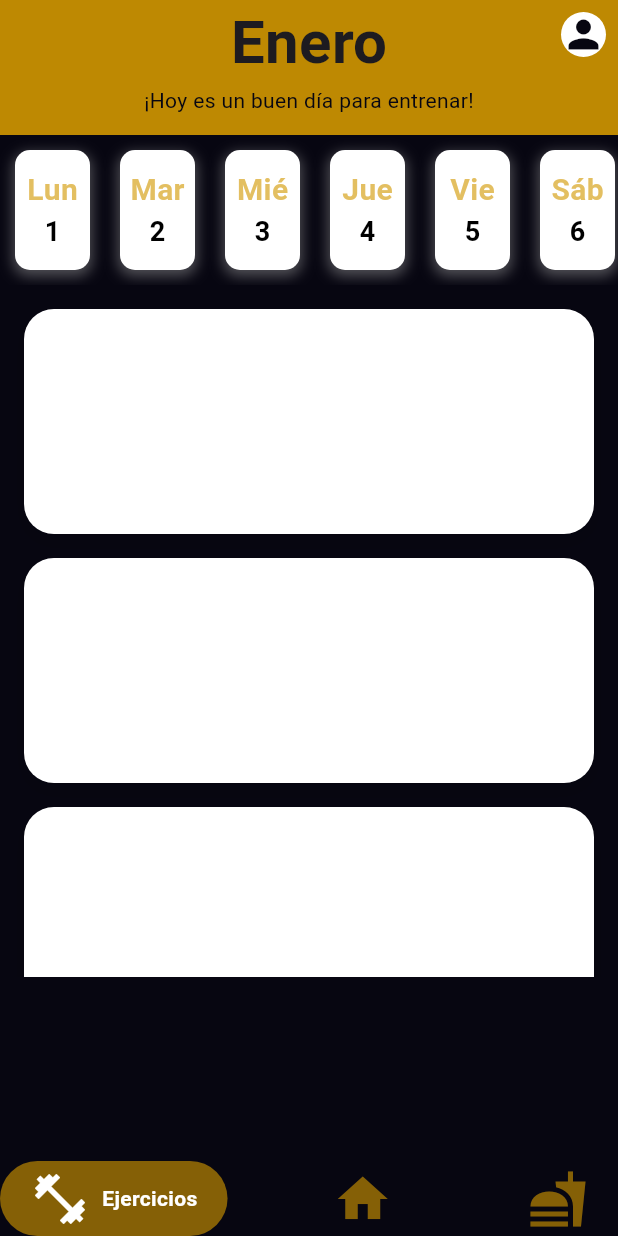
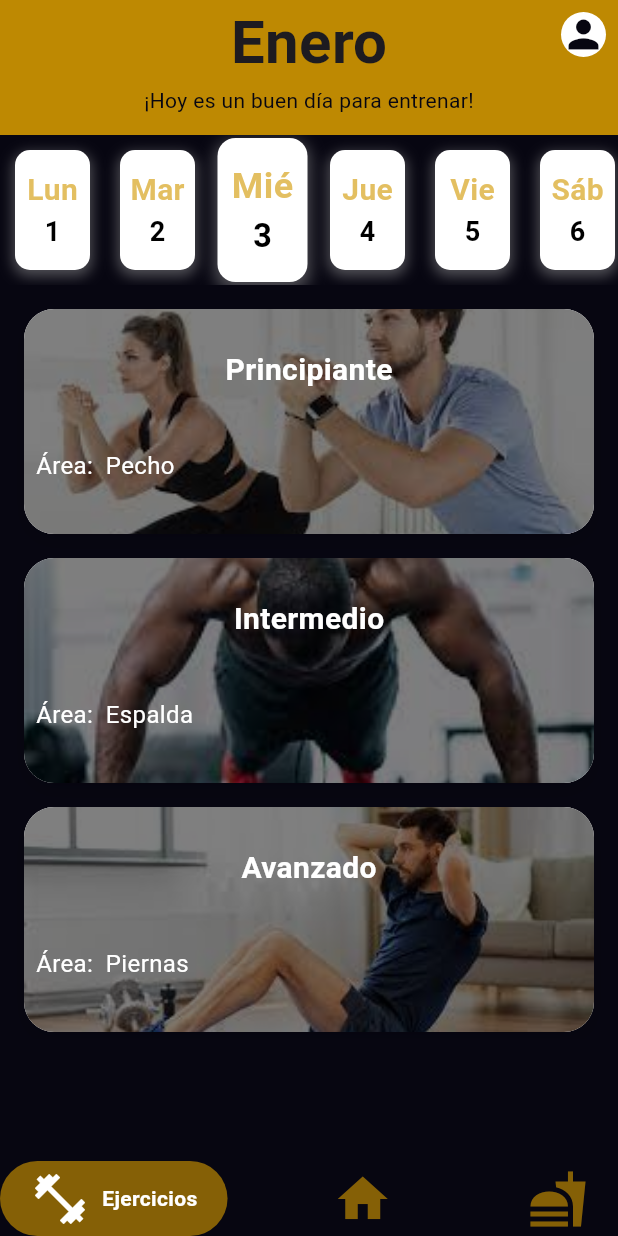
Before and after one commit to CristoferPadilla/flowfit_mobile, a Flutter app: the HomeScreen screen opened directly, on a phone screen of 412 x 824 dp. Run offline on Flutter 3.47's test engine with Material 3 defaults, Android fonts, the phone set to English and light mode, and no system bars; drawn by our look-alikes of google_nav_bar; our stand-ins replace flutter_svg, page_transition.

Commit message:
home hecho

```diff
--- /dev/null
+++ b/flowfit_mobile/assets/app_resources.dart
@@ -0,0 +1,7 @@
+
+class AppResource{
+
+  final String ejercicio1 = 'assets/jpg/Ejercicio1.jpeg';
+  final String ejercicio2 = 'assets/jpg/Ejercicio2.jpeg';
+  final String ejercicio3 = 'assets/jpg/Ejercicio3.jpeg';
+}
--- a/flowfit_mobile/lib/features/home/widget/calendary/calendary_container.dart
+++ b/flowfit_mobile/lib/features/home/widget/calendary/calendary_container.dart
@@ -3,7 +3,7 @@ import 'package:flutter/material.dart';
 class CalendaryContainer extends StatelessWidget {
   final String day;
   final String date;
-  const CalendaryContainer({super.key, required this.day, required this.date});
+  const CalendaryContainer({super.key, required this.day, required this.date, MaterialColor? color});
 
   @override
   Widget build(BuildContext context) {
--- a/flowfit_mobile/lib/features/home/widget/containers/option_containers.dart
+++ b/flowfit_mobile/lib/features/home/widget/containers/option_containers.dart
@@ -1,7 +1,17 @@
 import 'package:flutter/material.dart';
+import 'package:flutter_svg/flutter_svg.dart';
 
 class OptionContainer extends StatelessWidget {
-  const OptionContainer({super.key});
+  final String level;
+  final String bodyArea;
+  final String url;
+
+  const OptionContainer(
+      {Key? key,
+      required this.level,
+      required this.bodyArea,
+      required this.url})
+      : super(key: key);
 
   @override
   Widget build(BuildContext context) {
@@ -12,6 +22,12 @@ class OptionContainer extends StatelessWidget {
         width: 300,
         decoration: BoxDecoration(
           color: Colors.white,
+          image: DecorationImage(
+            image: AssetImage(url),
+            fit: BoxFit.cover,
+            colorFilter: ColorFilter.mode(
+                Colors.black.withOpacity(0.5), BlendMode.darken),
+          ),
           borderRadius: BorderRadius.circular(20),
           boxShadow: const [
             BoxShadow(
@@ -21,6 +37,33 @@ class OptionContainer extends StatelessWidget {
             ),
           ],
         ),
+        child: Column(
+          mainAxisAlignment: MainAxisAlignment.center,
+          children: [
+            Text(
+              level,
+              style: const TextStyle(
+                fontSize: 20,
+                fontWeight: FontWeight.bold,
+                color: Colors.white,
+              ),
+            ),
+            const SizedBox(height: 30),
+            Container(
+              alignment: Alignment.bottomLeft,
+              child: Padding(
+                padding: const EdgeInsets.all(8.0),
+                child: Text(
+                  'Área:  $bodyArea',
+                  style: const TextStyle(
+                    fontSize: 16,
+                    color: Colors.white,
+                  ),
+                ),
+              ),
+            ),
+          ],
+        ),
       ),
     );
   }
--- a/flowfit_mobile/lib/features/home/widget/list/list_calendary.dart
+++ b/flowfit_mobile/lib/features/home/widget/list/list_calendary.dart
@@ -2,7 +2,7 @@ import 'package:flowfit_mobile/features/home/widget/calendary/calendary_containe
 import 'package:flutter/material.dart';
 
 class ListCalendary extends StatelessWidget {
-  const ListCalendary({ Key? key}) : super(key: key);
+  const ListCalendary({Key? key}) : super(key: key);
 
   @override
   Widget build(BuildContext context) {
@@ -16,9 +16,15 @@ class ListCalendary extends StatelessWidget {
           final dayOfWeek = index % 7;
           final day = _getDayOfWeek(dayOfWeek);
           final date = (index + 1).toString();
-          return CalendaryContainer(
-            day: day,
-            date: date,
+          final isToday = _isToday(dayOfWeek);
+
+          return Transform.scale(
+            scale: isToday ? 1.2 : 1.0,
+            child: CalendaryContainer(
+              day: day,
+              date: date,
+              color: isToday ? Colors.red : null,
+            ),
           );
         },
       ),
@@ -45,4 +51,10 @@ class ListCalendary extends StatelessWidget {
         return '';
     }
   }
+
+  bool _isToday(int dayOfWeek) {
+    final now = DateTime.now();
+    final currentDayOfWeek = now.weekday - 1;
+    return dayOfWeek == currentDayOfWeek;
+  }
 }
--- a/flowfit_mobile/lib/features/home/widget/list/list_option.dart
+++ b/flowfit_mobile/lib/features/home/widget/list/list_option.dart
@@ -7,20 +7,36 @@ class ListOption extends StatelessWidget {
   @override
   Widget build(BuildContext context) {
     final height = MediaQuery.of(context).size.height;
+    List<Map<String, String>> bodyParts = [
+      {'bodyArea': 'Pecho', 'level': 'Principiante', 'image': AppResource().ejercicio1},
+      {'bodyArea': 'Espalda', 'level': 'Intermedio', 'image': AppResource().ejercicio2},
+      {'bodyArea': 'Piernas', 'level': 'Avanzado', 'image': AppResource().ejercicio3},
+    ];
+
     return Padding(
       padding: const EdgeInsets.all(8.0),
       child: SizedBox(
-        height: height * 0.55,
+        height: height * 0.6,
         width: double.infinity,
         child: ListView.builder(
           scrollDirection: Axis.vertical,
-          itemCount: 3,
+          itemCount: bodyParts.length,
           itemBuilder: (context, index) {
-            return const OptionContainer();
+            return OptionContainer(
+              url: bodyParts[index]['image']!,
+              bodyArea: bodyParts[index]['bodyArea']!,
+              level: bodyParts[index]['level']!,
+            );
           },
         ),
       ),
     );
   }
+}
 
+class AppResource{
+
+  final String ejercicio1 = 'assets/jpg/Ejercicio1.jpeg';
+  final String ejercicio2 = 'assets/jpg/Ejercicio2.jpeg';
+  final String ejercicio3 = 'assets/jpg/Ejercicio3.jpeg';
 }
--- a/flowfit_mobile/pubspec.yaml
+++ b/flowfit_mobile/pubspec.yaml
@@ -11,6 +11,7 @@ dependencies:
     sdk: flutter
   page_transition: "^2.1.0"
   google_nav_bar: ^5.0.6
+  flutter_svg: ^0.22.0
 
 dev_dependencies:
   flutter_test:
@@ -19,3 +20,6 @@ dev_dependencies:
 
 flutter:
   uses-material-design: true
+  assets:
+    - assets/svg/
+    - assets/jpg/
```
Also changed, not shown: flowfit_mobile/assets/jpg/Ejercicio1.jpeg (added), flowfit_mobile/assets/jpg/Ejercicio2.jpeg (added), flowfit_mobile/assets/jpg/Ejercicio3.jpeg (added), flowfit_mobile/assets/svg/Ejercicio1.svg (added), flowfit_mobile/assets/svg/Ejercicio2.svg (added), flowfit_mobile/assets/svg/Ejercicio3.svg (added), flowfit_mobile/pubspec.lock.
